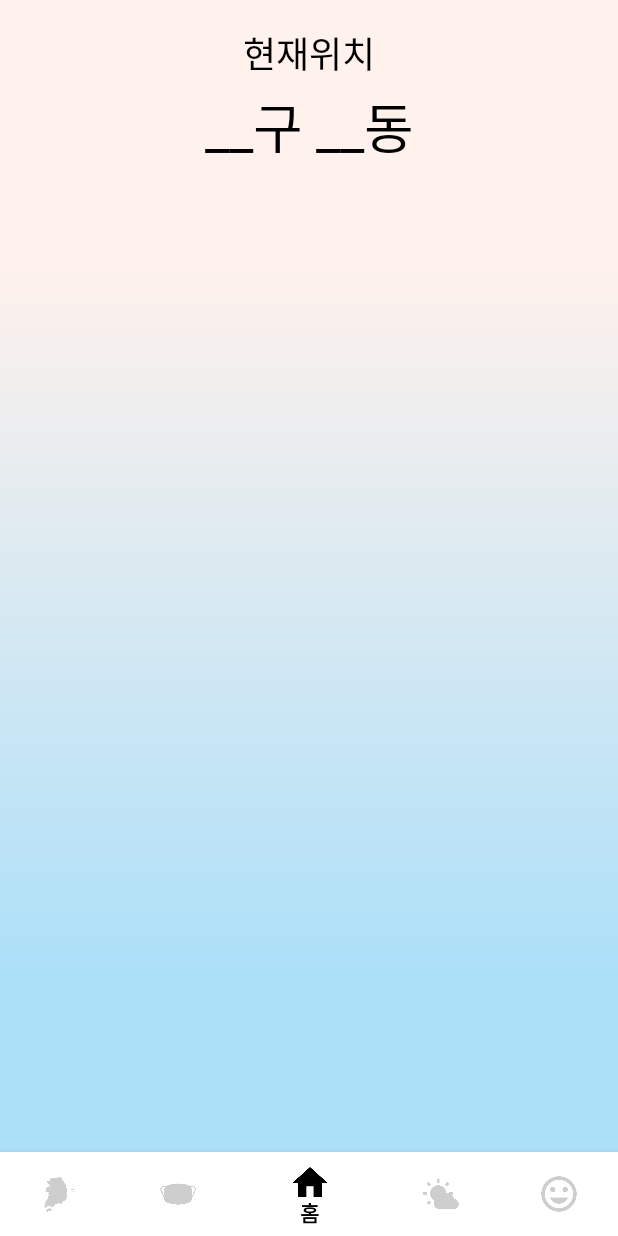
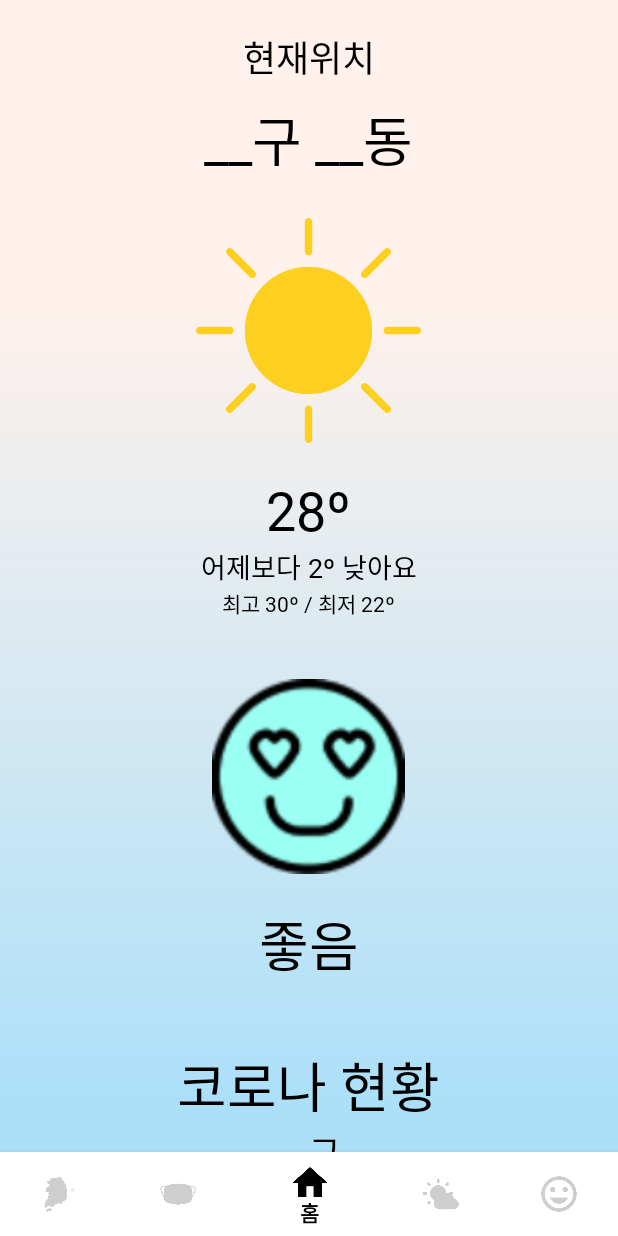
Before and after one commit to TinyWeather/Tiny_Weather, an Android app: the screen it shows after launch (MainActivity), on a phone screen of 412 x 824 dp. Run offline under Robolectric (Android 15) with nearby library versions, the phone set to English and light mode, and no system bars.

Commit message:
+) home 화면

```diff
--- a/app/src/main/res/layout/activity_home.xml
+++ b/app/src/main/res/layout/activity_home.xml
@@ -1,36 +1,141 @@
+<ScrollView
+    xmlns:android="http://schemas.android.com/apk/res/android"
+    xmlns:app="http://schemas.android.com/apk/res-auto"
+    android:layout_width="match_parent"
+    android:layout_height="wrap_content">
+
 <RelativeLayout
-    xmlns:android="http://schemas.android.com/apk/res/android"
-    android:id="@+id/some_id"
-    android:layout_width="fill_parent"
-    android:layout_height="fill_parent"
+    android:id="@+id/home"
+    android:layout_width="match_parent"
+    android:layout_height="wrap_content"
     android:background="@drawable/background_color"
     >
+
     <TextView
-        android:layout_width="93dp"
-        android:layout_height="33dp"
-        android:layout_alignParentLeft="true"
-        android:layout_alignParentRight="true"
+        android:id="@+id/txt_location"
+        android:layout_width="wrap_content"
+        android:layout_height="wrap_content"
         android:layout_alignParentTop="true"
+        android:layout_centerHorizontal="true"
         android:layout_marginTop="20dp"
+        android:fontFamily="@font/scdream3"
         android:text="@string/location_id1"
-        android:textAppearance="@style/location_id1"
+        android:textAppearance="@style/location_id1" />
+
+    <TextView
+        android:id="@+id/txt_location2"
+        android:layout_width="wrap_content"
+        android:layout_height="wrap_content"
+        android:layout_below="@id/txt_location"
+        android:layout_centerHorizontal="true"
+        android:layout_marginTop="10dp"
+        android:fontFamily="@font/scdream3"
         android:lineSpacingExtra="5sp"
-        android:translationY="-2.34sp"
-        android:gravity="center_horizontal|top"
+        android:text="@string/location_id2"
+        android:textAppearance="@style/location_id2" />
+
+    <ImageView
+        android:id="@+id/img_weather"
+        android:layout_width="150dp"
+        android:layout_height="150dp"
+        android:layout_below="@id/txt_location2"
+        android:layout_centerHorizontal="true"
+        android:layout_marginTop="25dp"
+        app:srcCompat="@drawable/sun" />
+
+    <TextView
+        android:id="@+id/txt_weather"
+        android:layout_width="wrap_content"
+        android:layout_height="wrap_content"
+        android:layout_below="@id/img_weather"
+        android:layout_centerHorizontal="true"
+        android:layout_marginTop="20dp"
         android:fontFamily="@font/scdream3"
-        />
+        android:text="@string/weather_id1"
+        android:textAppearance="@style/weather_id1" />
+
     <TextView
-        android:layout_width="180dp"
-        android:layout_height="50dp"
-        android:layout_alignParentLeft="true"
-        android:layout_alignParentRight="true"
-        android:layout_alignParentTop="true"
-        android:layout_marginTop="60dp"
-        android:text="@string/location_id2"
-        android:textAppearance="@style/location_id2"
-        android:lineSpacingExtra="5sp"
-        android:translationY="-2.34sp"
-        android:gravity="center_horizontal|top"
+        android:id="@+id/txt_weather2"
+        android:layout_width="wrap_content"
+        android:layout_height="wrap_content"
+        android:layout_below="@id/txt_weather"
+        android:layout_centerHorizontal="true"
         android:fontFamily="@font/scdream3"
-        />
+        android:text="@string/weather_id2"
+        android:textAppearance="@style/weather_id2" />
+
+    <TextView
+        android:id="@+id/txt_weather3"
+        android:layout_width="wrap_content"
+        android:layout_height="wrap_content"
+        android:layout_below="@id/txt_weather2"
+        android:layout_centerHorizontal="true"
+        android:fontFamily="@font/scdream3"
+        android:text="@string/weather_id3"
+        android:textAppearance="@style/weather_id3" />
+
+    <ImageView
+        android:id="@+id/img_dust"
+        android:layout_width="130dp"
+        android:layout_height="130dp"
+        android:layout_below="@id/txt_weather3"
+        android:layout_centerHorizontal="true"
+        android:layout_marginTop="40dp"
+        app:srcCompat="@drawable/dust7" />
+
+    <TextView
+        android:id="@+id/txt_dust"
+        android:layout_width="wrap_content"
+        android:layout_height="wrap_content"
+        android:layout_below="@id/img_dust"
+        android:layout_centerHorizontal="true"
+        android:layout_marginTop="20dp"
+        android:fontFamily="@font/scdream3"
+        android:text="@string/dust_id1"
+        android:textAppearance="@style/dust_id1" />
+
+    <TextView
+        android:id="@+id/txt_covid"
+        android:layout_width="wrap_content"
+        android:layout_height="wrap_content"
+        android:layout_below="@id/txt_dust"
+        android:layout_centerHorizontal="true"
+        android:layout_marginTop="40dp"
+        android:fontFamily="@font/scdream3"
+        android:text="@string/covid_id1"
+        android:textAppearance="@style/covid_id1" />
+
+    <TextView
+        android:id="@+id/txt_covid2"
+        android:layout_width="wrap_content"
+        android:layout_height="wrap_content"
+        android:layout_below="@id/txt_covid"
+        android:layout_centerHorizontal="true"
+        android:fontFamily="@font/scdream3"
+        android:text="@string/covid_id2"
+        android:textAppearance="@style/covid_id2" />
+
+    <TextView
+        android:id="@+id/txt_covid3"
+        android:layout_width="wrap_content"
+        android:layout_height="wrap_content"
+        android:layout_below="@id/txt_covid2"
+        android:layout_centerHorizontal="true"
+        android:layout_marginTop="10dp"
+        android:fontFamily="@font/scdream3"
+        android:text="@string/covid_id3"
+        android:textAppearance="@style/covid_id3" />
+
+    <TextView
+        android:id="@+id/txt_covid4"
+        android:layout_width="wrap_content"
+        android:layout_height="wrap_content"
+        android:layout_below="@id/txt_covid3"
+        android:layout_centerHorizontal="true"
+        android:fontFamily="@font/scdream3"
+        android:text="@string/covid_id4"
+        android:textAppearance="@style/covid_id4" />
+
 </RelativeLayout>
+
+</ScrollView>
--- a/app/src/main/res/values/strings.xml
+++ b/app/src/main/res/values/strings.xml
@@ -1,10 +1,36 @@
 <resources>
     <string name="app_name">Tiny_Weather</string>
+
+<!-- 홈 -->
     <string name="location_id1">
         현재위치
     </string>
     <string name="location_id2">
         __구 __동
+    </string>
+    <string name="weather_id1">
+        28º
+    </string>
+    <string name="weather_id2">
+        어제보다 2º 낮아요
+    </string>
+    <string name="weather_id3">
+        최고 30º / 최저 22º
+    </string>
+    <string name="dust_id1">
+        좋음
+    </string>
+    <string name="covid_id1">
+        코로나 현황
+    </string>
+    <string name="covid_id2">
+        __구
+    </string>
+    <string name="covid_id3">
+        1일 확진자 : n명(오늘)
+    </string>
+    <string name="covid_id4">
+        누적 확진자 : n명
     </string>
 
 <!--미세먼지-->
--- a/app/src/main/res/values/styles.xml
+++ b/app/src/main/res/values/styles.xml
@@ -10,7 +10,7 @@
         <item name="windowNoTitle">true</item>
     </style>
 
-
+<!--홈-->
     <style name="location_id1">
         <item name="android:textSize">
             24sp
@@ -23,6 +23,78 @@
     <style name="location_id2">
         <item name="android:textSize">
             36sp
+        </item>
+        <item name="android:textColor">
+            #000000
+        </item>
+    </style>
+
+    <style name="weather_id1">
+        <item name="android:textSize">
+            36sp
+        </item>
+        <item name="android:textColor">
+            #000000
+        </item>
+    </style>
+
+    <style name="weather_id2">
+        <item name="android:textSize">
+            18sp
+        </item>
+        <item name="android:textColor">
+            #000000
+        </item>
+    </style>
+
+    <style name="weather_id3">
+        <item name="android:textSize">
+            14sp
+        </item>
+        <item name="android:textColor">
+            #000000
+        </item>
+    </style>
+
+    <style name="dust_id1">
+        <item name="android:textSize">
+            36sp
+        </item>
+        <item name="android:textColor">
+            #000000
+        </item>
+    </style>
+
+    <style name="covid_id1">
+        <item name="android:textSize">
+            36sp
+        </item>
+        <item name="android:textColor">
+            #000000
+        </item>
+    </style>
+
+    <style name="covid_id2">
+        <item name="android:textSize">
+            24sp
+        </item>
+        <item name="android:textColor">
+            #000000
+        </item>
+    </style>
+
+    <style name="covid_id3">
+        <item name="android:textSize">
+            32sp
+        </item>
+        <item name="android:textColor">
+            #000000
+        </item>
+    </style>
+
+    <style name="covid_id4">
+        <item name="android:textSize">
+            28sp
         </item>
         <item name="android:textColor">
             #000000
```
